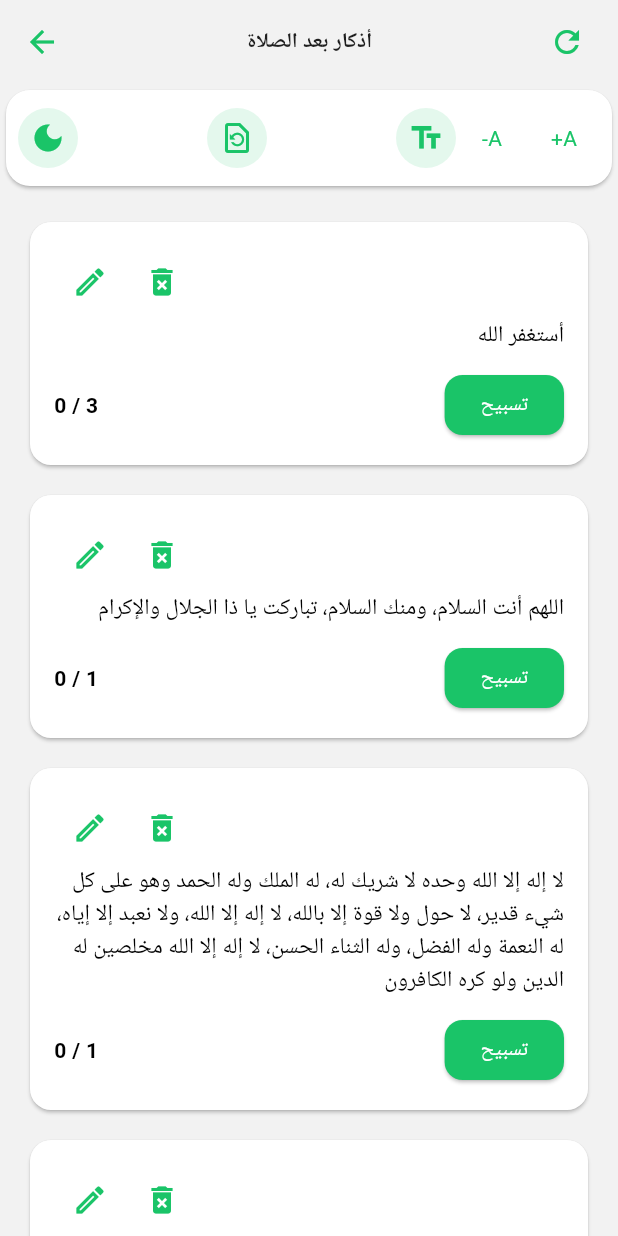
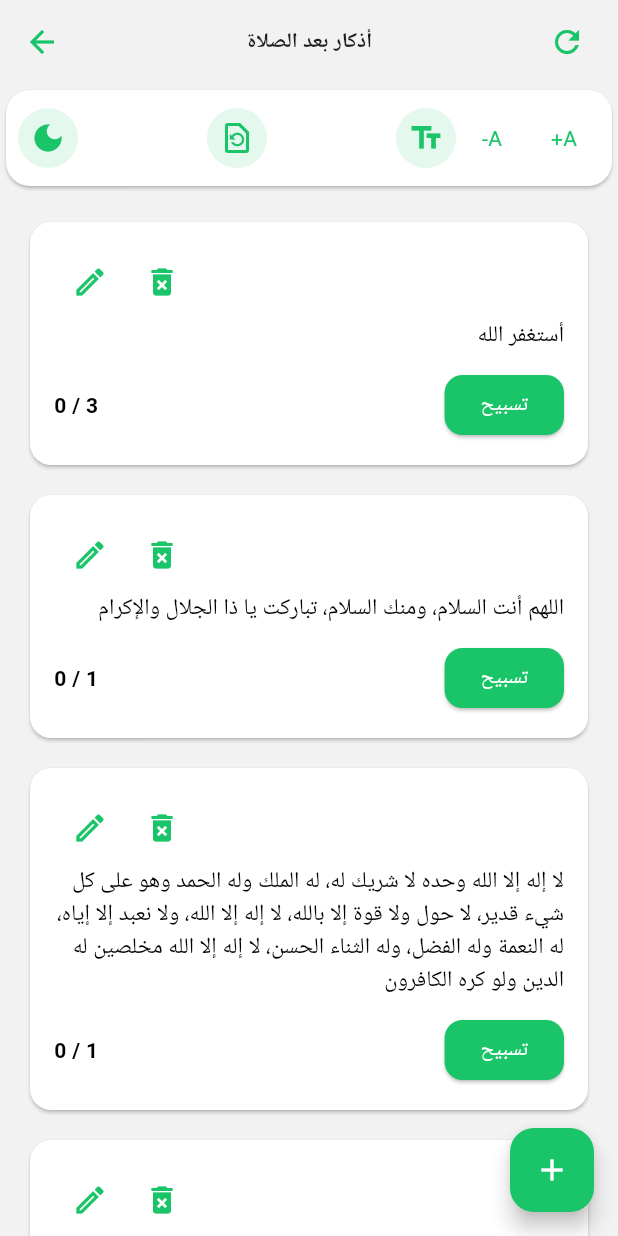
Before and after one commit to eslam281/es28, a Flutter app: the AthkarAP screen opened by its route, on a phone screen of 412 x 824 dp. Run offline on Flutter 3.47's test engine with Material 3 defaults, Android fonts, the phone set to English and light mode, and no system bars; our stand-ins replace animated_splash_screen, audioplayers, connectivity_plus, dartz, flutter_compass, flutter_local_notifications and 6 more; missing offline and left inert: drop_down_list, flutter_background_service; accounts and stored records are empty.

Commit message:
some edit in athkar_SM 7 add option to add and edit

```diff
--- a/lib/controller/drawer/sittings_controller.dart
+++ b/lib/controller/drawer/sittings_controller.dart
@@ -14,9 +14,7 @@ class SittingsControllerImp extends SittingsController{
     Get.changeTheme(Get.isDarkMode?
     ThemeData.light(): ThemeData.dark());
     await myBox?.put("theme", Get.isDarkMode?1:2);
-    print(myBox?.get("theme"));
     update();
-    // Get.appUpdate();
   }
   // void changeColor()async{
   //   // print(AppColor.primaryColor);
@@ -32,15 +30,14 @@ class SittingsControllerImp extends SittingsController{
   void changeTextScaler(double val){
     if(textScaler+val<=.8||textScaler+val>=1.42) return;
     textScaler += val;
-    print(textScaler);
     myBox?.put("textScaler", textScaler);
     update();
   }
+
   void changeTextScalerAthkar(double val){
     if(textScalerAthkar+val<=.8||textScalerAthkar+val>=2.91) return;
     textScalerAthkar += val;
     myBox?.put("textScalerAthkar", textScalerAthkar);
-    print(textScalerAthkar);
     update();
   }
 
--- a/lib/view/screen/home/althakr/athkar_AP.dart
+++ b/lib/view/screen/home/althakr/athkar_AP.dart
@@ -3,10 +3,10 @@ import 'package:flutter/material.dart';
 import 'package:get/get.dart';
 
 import '../../../../controller/althakr/athakerAP_controller.dart';
+import '../../../../controller/althakr/elathakerEditPage.dart';
 import '../../../../core/constant/color.dart';
 import '../../../component/athkar/customAthkarCard.dart';
 import '../../../component/athkar/customTopPage.dart';
-import '../../../component/chooseFontSize.dart';
 
 class AthkarAP extends StatelessWidget {
   const AthkarAP({super.key});
@@ -31,6 +31,14 @@ class AthkarAP extends StatelessWidget {
           )
         ],
       ),
+        floatingActionButton:FloatingActionButton(
+          backgroundColor: AppColor.secondColor,
+          onPressed: () {
+            Get.to( ElathakerEditPage(controller: controller));
+          },
+          child: const Icon(Icons.add),
+        ),
+
       body:  GetBuilder<SittingsControllerImp>(
         builder: (sittingsControllerImp) {
           return SingleChildScrollView(
@@ -38,35 +46,34 @@ class AthkarAP extends StatelessWidget {
               children: [
                 CustomTopPage(
                   changeThemeMode:() => sittingsControllerImp.changeThemeMode() ,
-                  restore:() {
-
-                  } ,
+                  restore:() => controller.restore() ,
                   increaseTextSize:() => sittingsControllerImp.changeTextScalerAthkar(0.1) ,
                   decreaseTextSize:() => sittingsControllerImp.changeTextScalerAthkar(-0.1) ,
                 ),
+              GetBuilder<athakerAPController>(
+              builder: (controller) =>
                 ListView.builder(
                   padding: const EdgeInsets.only(left: 20, bottom: 30,right: 20,top:10),
                   shrinkWrap: true,
                   physics: const NeverScrollableScrollPhysics(),
-                  itemCount: controller.adhkar.length,
-                  itemBuilder: (context, index) => GetBuilder<athakerAPController>(
-                    builder: (controller) {
+                  itemCount: controller.athkar.length,
+                  itemBuilder: (context, index){
                       bool completed =
-                          controller.count[index] >= controller.adhkar[index][1];
+                          controller.count[index] >= controller.athkar[index][1];
                       return CustomAthkarCard(
-                        elthakr: controller.adhkar[index][0],
+                        elthakr: controller.athkar[index][0],
                         count: controller.count[index],
                         completed: completed,
-                        max: controller.adhkar[index][1],
+                        max: controller.athkar[index][1],
                         textScaler: sittingsControllerImp.textScalerAthkar,
                         onTap: () {
                           controller.onTap(index);
                         },
                         edit: () {
-
+                          Get.to(ElathakerEditPage(index: index,controller: controller));
                         },
                         delete: () {
-
+                          controller.delete(index);
                         },
                       );
                     },
--- a/lib/view/screen/home/althakr/athkar_SM.dart
+++ b/lib/view/screen/home/althakr/athkar_SM.dart
@@ -34,7 +34,7 @@ class AthkarSM extends StatelessWidget {
         floatingActionButton:FloatingActionButton(
           backgroundColor: AppColor.secondColor,
           onPressed: () {
-            Get.to(const ElathakerEditPage());
+            Get.to( ElathakerEditPage(controller: controller));
             },
           child: const Icon(Icons.add),
         ),
@@ -71,7 +71,7 @@ class AthkarSM extends StatelessWidget {
                           controller.onTap(index);
                         },
                         edit: () {
-                          Get.to(ElathakerEditPage(index: index,));
+                          Get.to(ElathakerEditPage(index: index,controller: controller));
                         },
                         delete: () {
                           controller.delete(index);
```
Also changed, not shown: lib/controller/althakr/athakerAP_controller.dart (+41 -6 lines), lib/controller/althakr/elathakerEditPage.dart (+23 -28 lines), lib/controller/althakr/elathaker_controller.dart (+5 -2 lines).
